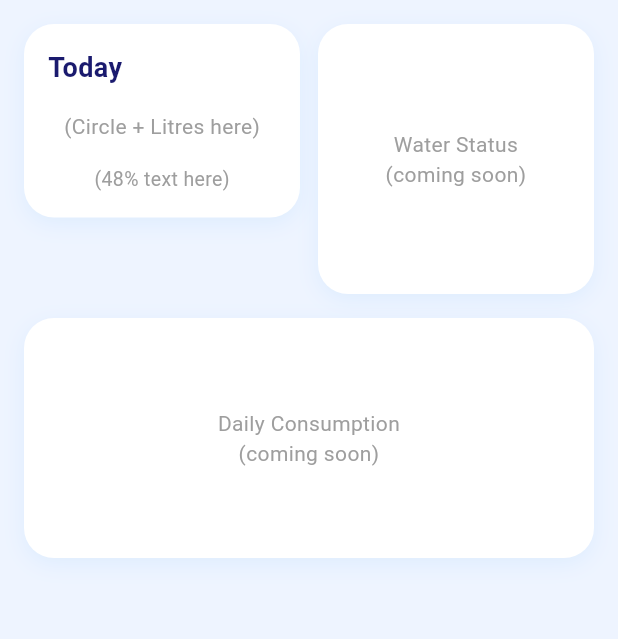
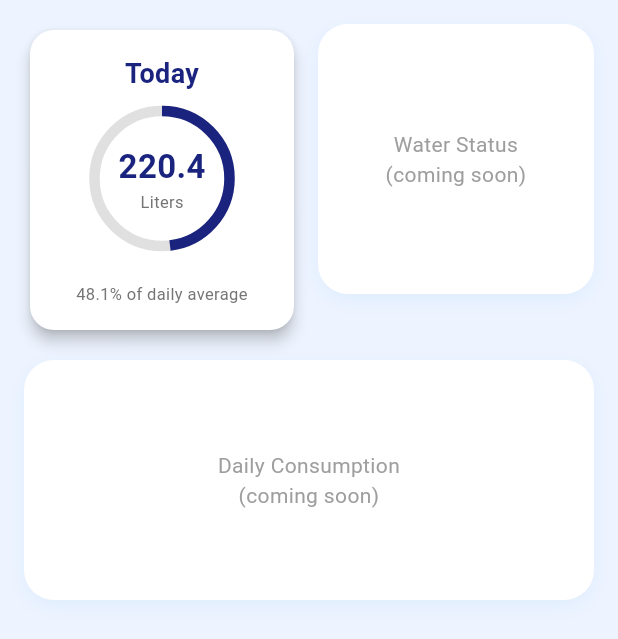
Before and after one commit to Ishan101-hub/sdgp-se24-aquasense-mobile, a Flutter app: the screen it shows after launch, on a phone screen of 412 x 824 dp. Shown: the top 639 px of the screen. Run offline on Flutter 3.47's test engine with Material 3 defaults, Android fonts, the phone set to English and light mode, and no system bars.

Commit message:
Create today card's real time data part in home page

```diff
--- a/home_aqua/lib/widgets/today_card.dart
+++ b/home_aqua/lib/widgets/today_card.dart
@@ -5,54 +5,104 @@ class TodayCard extends StatelessWidget {
 
   @override
   Widget build(BuildContext context) {
-    return Container(
-      decoration: BoxDecoration(
+
+    // ── These values will come from backend later ──
+    double totalLiters = 220.4;      // actual usage today with decimal
+    double dailyAverage = 458.0;     // average daily usage
+    double percentage = totalLiters / dailyAverage; // 0.48 = 48%
+
+    return Card(
+      elevation: 4,
       color: Colors.white,
-        borderRadius: BorderRadius.circular(20),
-        boxShadow: [
-          BoxShadow(
-            color: Colors.blue.withOpacity(0.08),
-            blurRadius: 12,
-            offset: const Offset(0, 4),
+      shape: RoundedRectangleBorder(
+        borderRadius: BorderRadius.circular(16),
       ),
-        ],
-      ),
+      child: Container(
+        width: 160,
+        height: 200,
         padding: const EdgeInsets.all(16),
         child: Column(
           crossAxisAlignment: CrossAxisAlignment.center,
           children: [
 
-          // ── TITLE ──
-          const Align(
-            alignment: Alignment.centerLeft,
-            child: Text(
+            // Title: "Today"
+            const Text(
               'Today',
               style: TextStyle(
                 fontSize: 18,
                 fontWeight: FontWeight.bold,
-                color: Color(0xFF1A1A6E),
+                color: Color(0xFF1A237E),
+              ),
+            ),
+
+            const SizedBox(height: 12),
+
+            // Part 1.4 - Round loading bar with litres inside
+            SizedBox(
+              width: 90,
+              height: 90,
+              child: Stack(
+                alignment: Alignment.center,
+                children: [
+
+                  // circular progress bar
+                  SizedBox(
+                    width: 90,
+                    height: 90,
+                    child: CircularProgressIndicator(
+                      value: percentage,
+                      strokeWidth: 7,
+                      backgroundColor: const Color(0xFFE0E0E0),
+                      valueColor: const AlwaysStoppedAnimation<Color>(
+                        Color(0xFF1A237E),
                       ),
                     ),
                   ),
 
-          const SizedBox(height: 16),
+                  // Part 1.3 - litres text inside the circle
+                  Column(
+                    mainAxisAlignment: MainAxisAlignment.center,
+                    children: [
 
-          // ── PLACEHOLDER for circular bar + 220 Litres ──
+                      // ✅ toStringAsFixed(1) shows one decimal point
+                      // eg: 220.4 instead of 220
+                      Text(
+                        totalLiters.toStringAsFixed(1),
+                        style: const TextStyle(
+                          fontSize: 22,
+                          fontWeight: FontWeight.bold,
+                          color: Color(0xFF1A237E),
+                        ),
+                      ),
                       const Text(
-            '(Circle + Litres here)',
-            style: TextStyle(color: Colors.grey),
+                        'Liters',
+                        style: TextStyle(
+                          fontSize: 11,
+                          color: Color(0xFF757575),
                         ),
-
-          const SizedBox(height: 16),
-
-          // ── PLACEHOLDER for 48% text ──
-          const Text(
-            '(48% text here)',
-            style: TextStyle(color: Colors.grey, fontSize: 13),
+                      ),
+                    ],
                   ),
 
                 ],
               ),
+            ),
+
+            const Spacer(),
+
+            // Part 1.2 - percentage text
+            Text(
+              '${(percentage * 100).toStringAsFixed(1)}% of daily average',
+              textAlign: TextAlign.center,
+              style: const TextStyle(
+                fontSize: 11,
+                color: Color(0xFF757575),
+              ),
+            ),
+
+          ],
+        ),
+      ),
     );
   }
 }
```
Lines whose indentation alone changed are shown as unchanged.
